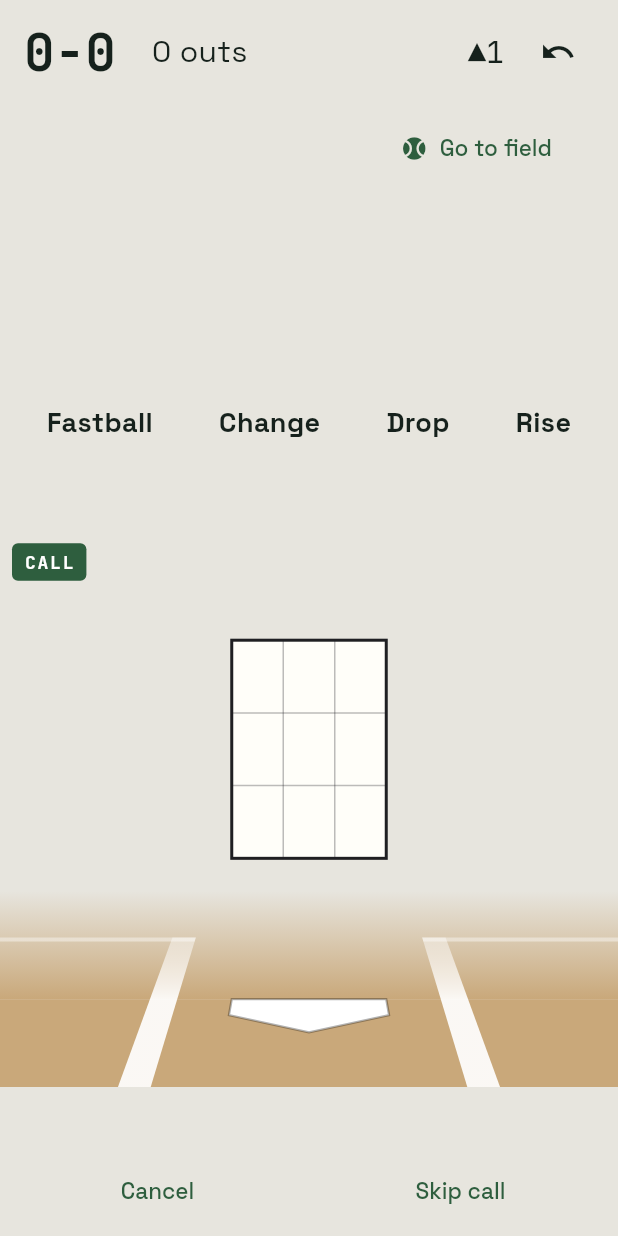
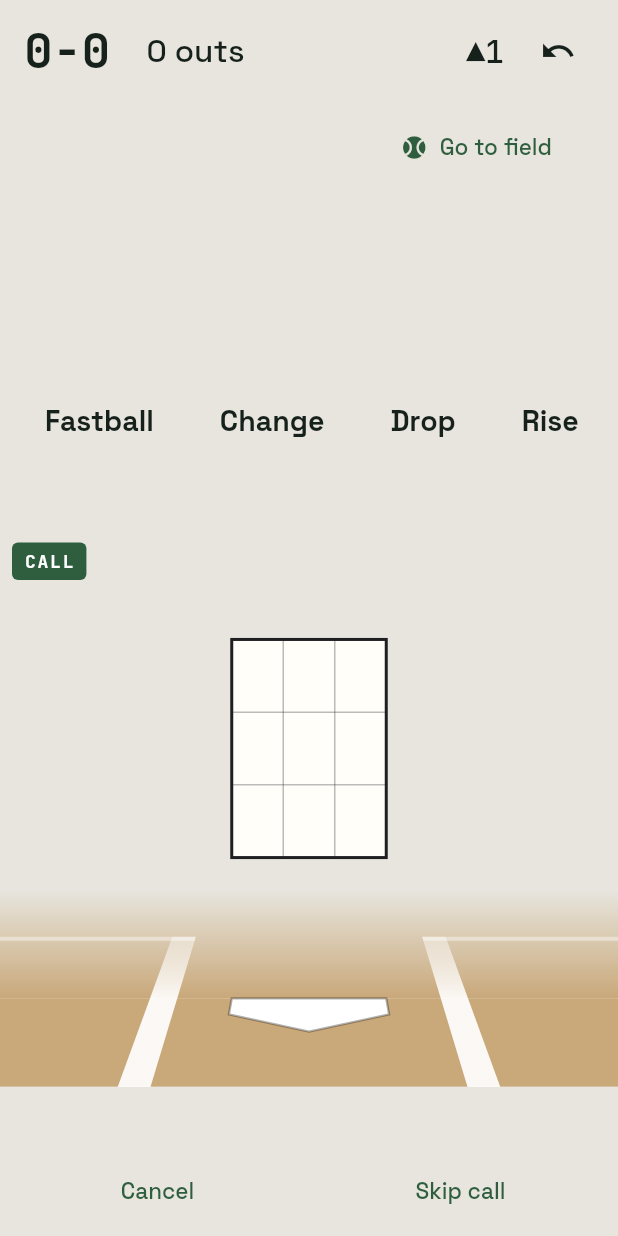
Before and after one commit to markmohr15/diamond, a Flutter app: the screen it shows after launch, on a phone screen of 412 x 824 dp. Run offline on Flutter 3.47's test engine with Material 3 defaults, Android fonts, the phone set to English and light mode, and no system bars; our stand-ins replace drift, flutter_riverpod; accounts and stored records are empty; generated files the repository leaves out were written again.

Commit message:
feat(ui): DIA-016e — call sites onto the vocabulary, and roles for the surface ladder
Stacked on dia-016d-components.

**The surface roles.** Ground / Card / Raised as getters on BrandBaseline,
because that ordering is the only one that holds in both themes. Material's
container ladder is consistent in emphasis but inverted in lightness — its own
baseline schemes run surfaceContainerLowest from #FFFFFF in light to #0F0D13 in
dark — and 1A follows suit. The consequence is that no single Material slot
means "card" in both themes, so a component picking one by hand gets a card in
light and the page in dark.

Naming by purity was considered and does not work: the purest surface is the
Card in light and the Ground in dark, so a purity-indexed name hands a component
a card in one theme and the page in the other. It would make the inversion
visible without removing it. Role is the axis that does not move. Material's
slots are untouched — Flutter's own widgets read them and they are right on
their own terms. A test pins the ladder's order, the absence of collisions, and
the purity fact that motivates the whole thing.

**Type migration is smaller than "the 16 sites", because 7 of them were never
scale.** Migrated the 8 that are: the outcome sheet's primaries, the pitch-type
name, the bailout buttons, and four in the count HUD. Left, with the reason
stated at each:

- `_codeFontSize = 120` — the code is what a pitcher reads from across the
  circle, a purpose-built size rather than a rung. The scale tops out at 44,
  which is a headline, not a signal, and `_codeSlotHeight` derives from it.
- field_painter's 15/14/11 and zone_canvas's 12/10 — sized to fit shapes those
  painters draw (an 82x40 pill, a 20px-radius token, the grid). Moving them onto
  a scale step would overflow the shape rather than restyle the text, and §23's
  preamble says a design pass does not relitigate a derived value.

**Spacing migrated to tokens, and the goldens prove it was value-preserving:**
only the two call-screen images moved, from the one type change (18 -> 19), and
every other golden came back byte-identical. Canvas files were excluded on
purpose.

One process note: the first attempt at this rebuilt each file's import block to
keep it sorted, which silently dropped the continuation line of a multi-line
`show` clause in play_chain_strip.dart. Redone as insertion-only, which cannot
reorder anything.

Co-Authored-By: Claude Opus 5 <noreply@anthropic.com>

```diff
--- a/app/lib/src/ui/call/call_screen.dart
+++ b/app/lib/src/ui/call/call_screen.dart
@@ -2,6 +2,7 @@ import 'package:diamond/src/call/team_config.dart';
 import 'package:diamond/src/call/wristband_card.dart';
 import 'package:diamond/src/events/generated/events.dart';
 import 'package:diamond/src/ui/call/pending_call.dart';
+import 'package:diamond/src/ui/theme/brand_metrics.dart';
 import 'package:diamond/src/ui/theme/brand_type.dart';
 import 'package:diamond/src/ui/zone_canvas/zone_canvas.dart';
 import 'package:flutter/material.dart';
@@ -20,6 +21,11 @@ const Key callScreenPitchThrownKey = Key('callScreenPitchThrown');
 ///
 /// §10.3 wants it at 120pt+; `height: 1` on the style makes the line box that
 /// tall exactly, so the constant and the font size move together.
+// Deliberately not a slot on the type scale (§23.5). The code is the one
+// thing the pitcher reads from across the circle, and 120 is a purpose-built
+// size for that job rather than a step in a ladder — the scale tops out at 44,
+// which is a headline, not a signal. `_codeSlotHeight` derives from it, so it
+// is load-bearing for layout too.
 const double _codeFontSize = 120;
 const double _codeSlotHeight = _codeFontSize;
 
@@ -290,17 +296,17 @@ class _PitchTypeRow extends StatelessWidget {
                   child: Padding(
                     padding: const EdgeInsets.symmetric(
                       horizontal: 18,
-                      vertical: 12,
+                      vertical: BrandMetrics.spaceMd,
                     ),
                     child: Text(
                       type.name,
-                      style: TextStyle(
-                        color: type.id == selected
-                            ? scheme.onPrimary
-                            : scheme.onSurface,
-                        fontWeight: FontWeight.bold,
-                        fontSize: 18,
-                      ),
+                      style: Theme.of(context).textTheme.headlineSmall
+                          ?.copyWith(
+                            color: type.id == selected
+                                ? scheme.onPrimary
+                                : scheme.onSurface,
+                            fontWeight: FontWeight.w700,
+                          ),
                     ),
                   ),
                 ),
--- a/app/lib/src/ui/field_canvas/field_painter.dart
+++ b/app/lib/src/ui/field_canvas/field_painter.dart
@@ -405,6 +405,12 @@ class FieldPainter extends CustomPainter {
     }
   }
 
+  /// The sizes callers pass here are **canvas geometry, not type scale**
+  /// (§23.5 keeps the scale to prose and codes in widgets). Each is chosen to
+  /// fit inside a shape this painter draws — an 82x40 pill, a 20px-radius
+  /// token — so moving them onto a scale step would overflow the shape rather
+  /// than restyle the text. §23's preamble is explicit that a design pass does
+  /// not relitigate a derived value.
   void _paintLabel(
     Canvas canvas,
     String text,
--- a/app/lib/src/ui/field_canvas/play_chain_strip.dart
+++ b/app/lib/src/ui/field_canvas/play_chain_strip.dart
@@ -5,6 +5,7 @@ import 'package:diamond/src/play/play_draft_controller.dart';
 import 'package:diamond/src/rules/official_scoring.dart'
     show defaultOrdinaryEffort;
 import 'package:diamond/src/ui/field_canvas/field_dialog.dart';
+import 'package:diamond/src/ui/theme/brand_metrics.dart';
 import 'package:diamond/src/ui/theme/diamond_semantics.dart';
 import 'package:flutter/material.dart';
 import 'package:flutter_riverpod/flutter_riverpod.dart';
@@ -110,7 +111,10 @@ class _PlayChainStripState extends ConsumerState<PlayChainStrip> {
       children: [
         if (_reattributingLegKey != null)
           Padding(
-            padding: const EdgeInsets.only(left: 16, bottom: 2),
+            padding: const EdgeInsets.only(
+              left: BrandMetrics.spaceLg,
+              bottom: 2,
+            ),
             child: Row(
               mainAxisSize: MainAxisSize.min,
               children: [
--- a/app/lib/src/ui/loop/bailout_step.dart
+++ b/app/lib/src/ui/loop/bailout_step.dart
@@ -37,10 +37,7 @@ class BailoutStep extends StatelessWidget {
                 child: FilledButton.tonal(
                   onPressed: () => onChosen(outcome),
                   style: FilledButton.styleFrom(
-                    textStyle: const TextStyle(
-                      fontSize: 40,
-                      fontWeight: FontWeight.bold,
-                    ),
+                    textStyle: Theme.of(context).textTheme.displayMedium,
                   ),
                   child: Text(label),
                 ),
--- a/app/lib/src/ui/loop/count_hud.dart
+++ b/app/lib/src/ui/loop/count_hud.dart
@@ -2,6 +2,7 @@ import 'package:diamond/src/events/generated/events.dart';
 import 'package:diamond/src/game/game_controller.dart';
 import 'package:diamond/src/rules/game_state.dart';
 import 'package:diamond/src/ui/loop/pitch_flow.dart';
+import 'package:diamond/src/ui/theme/brand_metrics.dart';
 import 'package:diamond/src/ui/theme/brand_type.dart';
 import 'package:diamond/src/ui/theme/diamond_semantics.dart';
 import 'package:flutter/material.dart';
@@ -34,6 +35,7 @@ class CountHud extends ConsumerWidget {
   @override
   Widget build(BuildContext context, WidgetRef ref) {
     final scheme = Theme.of(context).colorScheme;
+    final text = Theme.of(context).textTheme;
     final semantics = DiamondSemantics.of(context);
     final gs = ref.watch(gameControllerProvider).valueOrNull;
 
@@ -46,7 +48,10 @@ class CountHud extends ConsumerWidget {
     return Container(
       key: countHudKey,
       color: background,
-      padding: const EdgeInsets.symmetric(horizontal: 16, vertical: 10),
+      padding: const EdgeInsets.symmetric(
+        horizontal: BrandMetrics.spaceLg,
+        vertical: 10,
+      ),
       child: Row(
         children: [
           // Long-press the count → §12.5's checkpoint sheet. The gesture the
@@ -61,24 +66,20 @@ class CountHud extends ConsumerWidget {
               // its neighbors. A monospaced face gives that for free, which is
               // why the tabular-figures feature it used to carry is gone —
               // every digit already has the same advance width.
-              style: TextStyle(
-                color: foreground,
-                fontSize: 34,
-                fontWeight: FontWeight.bold,
-              ).code,
+              style: text.displaySmall!.copyWith(color: foreground).code,
             ),
           ),
           const SizedBox(width: 24),
           Text(
             _outsLabel(gs),
-            style: TextStyle(color: foreground, fontSize: 20),
+            style: text.headlineMedium!.copyWith(color: foreground),
           ),
           const Spacer(),
           Text(
             _inningLabel(gs),
             // "▲3" is read as a tag, not as words — unlike `_outsLabel`
             // above it, which is the sentence "2 outs" and stays prose.
-            style: TextStyle(color: foreground, fontSize: 20).code,
+            style: text.headlineMedium!.copyWith(color: foreground).code,
           ),
           const SizedBox(width: 12),
           IconButton(
@@ -150,7 +151,7 @@ class _CountCorrectionSheetState extends State<_CountCorrectionSheet> {
       children: [
         SizedBox(
           width: 72,
-          child: Text(label, style: const TextStyle(fontSize: 18)),
+          child: Text(label, style: Theme.of(context).textTheme.titleLarge),
         ),
         for (var i = 0; i <= max; i++)
           Padding(
@@ -174,10 +175,10 @@ class _CountCorrectionSheetState extends State<_CountCorrectionSheet> {
           mainAxisSize: MainAxisSize.min,
           crossAxisAlignment: CrossAxisAlignment.stretch,
           children: [
-            const Text(
+            Text(
               'Set the count',
               textAlign: TextAlign.center,
-              style: TextStyle(fontSize: 22, fontWeight: FontWeight.bold),
+              style: Theme.of(context).textTheme.headlineMedium,
             ),
             const SizedBox(height: 16),
             _chipRow(
--- a/app/lib/src/ui/loop/outcome_step.dart
+++ b/app/lib/src/ui/loop/outcome_step.dart
@@ -1,4 +1,5 @@
 import 'package:diamond/src/events/generated/events.dart';
+import 'package:diamond/src/ui/theme/brand_metrics.dart';
 import 'package:flutter/material.dart';
 
 /// Key the widget tests resolve against. Production code has no reason to
@@ -68,8 +69,8 @@ class OutcomeStep extends StatelessWidget {
       key: key,
       onPressed: onPressed,
       style: FilledButton.styleFrom(
-        padding: const EdgeInsets.symmetric(vertical: 22),
-        textStyle: const TextStyle(fontSize: 28, fontWeight: FontWeight.bold),
+        padding: const EdgeInsets.symmetric(vertical: BrandMetrics.space2xl),
+        textStyle: Theme.of(context).textTheme.headlineLarge,
       ),
       child: Text(label),
     );
--- a/app/lib/src/ui/theme/brand_baseline.dart
+++ b/app/lib/src/ui/theme/brand_baseline.dart
@@ -145,6 +145,37 @@ class BrandBaseline {
   /// gap rather than a tint.
   static const Color sheetShadow = Color(0xFF000000);
 
+  /// The design's own surface ladder: **Ground** is the page, **Card** sits on
+  /// Ground, **Raised** sits on Card.
+  ///
+  /// These exist because that ordering is the only one that holds in both
+  /// themes. Material's container ladder is consistent in *emphasis* but
+  /// inverted in *lightness* — its own baseline schemes run
+  /// `surfaceContainerLowest` from `#FFFFFF` in light to `#0F0D13` in dark —
+  /// and 1A follows suit: in light the page is tinted and a card is bleached
+  /// toward Chalk, while in dark the page is the blackest thing and everything
+  /// stacks upward from it.
+  ///
+  /// The consequence is that **no single Material slot means "card" in both
+  /// themes**, so a component picking one by hand gets a card in light and the
+  /// page in dark — a dialog invisible against the page behind it. Naming by
+  /// lightness or by "purity" would describe that honestly and still not fix
+  /// it, because purity and role genuinely disagree: the purest surface is the
+  /// Card in light and the Ground in dark. Role is the axis that does not
+  /// move, so role is what components ask for.
+  ///
+  /// Material's slots are left exactly as they are — Flutter's own widgets
+  /// read them, and they are correct on their own terms.
+  Color get ground => surface;
+
+  Color get card => brightness == Brightness.light
+      ? surfaceContainerLowest
+      : surfaceContainerLow;
+
+  Color get raised => brightness == Brightness.light
+      ? surfaceContainerLow
+      : surfaceContainerHigh;
+
   static const BrandBaseline light = BrandBaseline(
     brightness: Brightness.light,
     surface: Color(0xFFE7E5DE),
```
Also changed, not shown: app/lib/src/ui/field_canvas/field_entry_surface.dart (+17 -8 lines), 3 other files.
